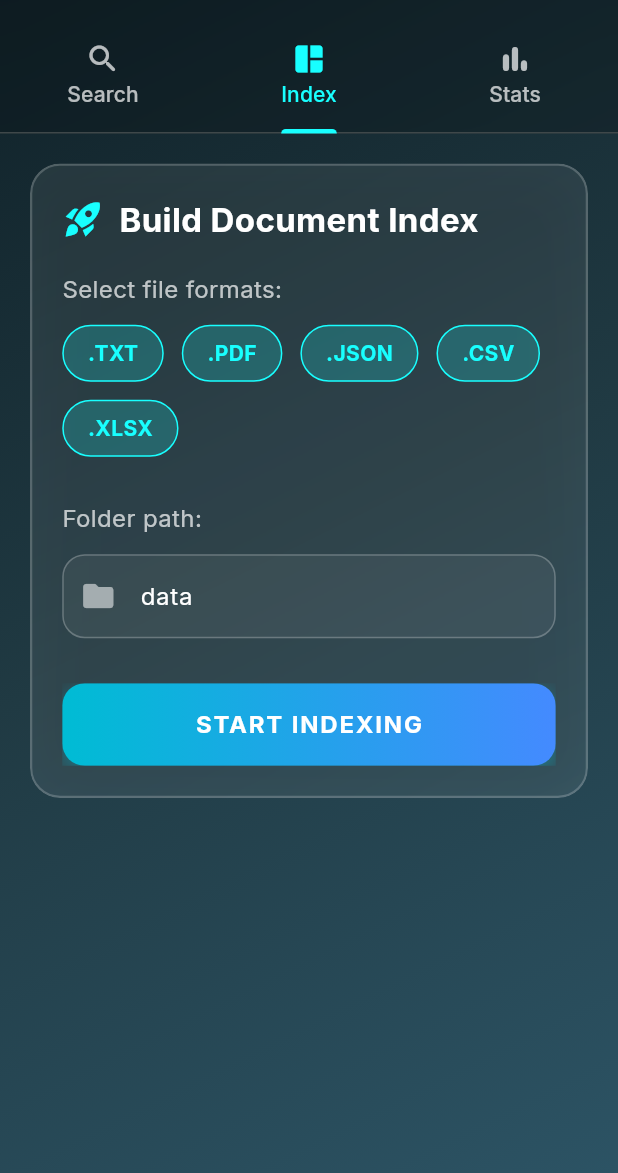
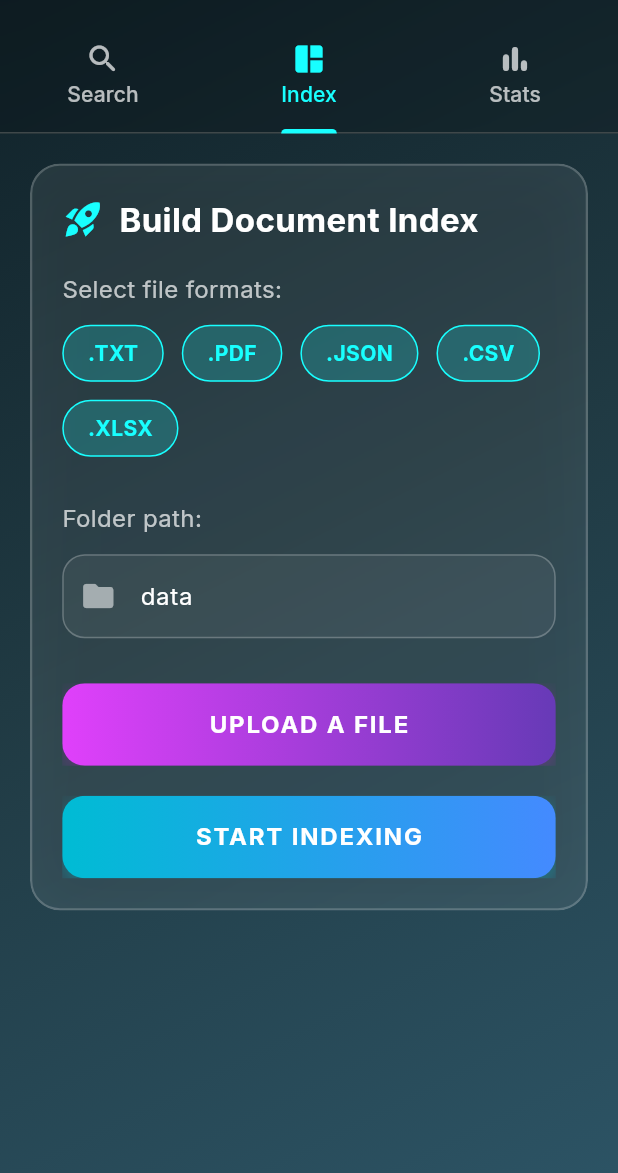
Before and after one commit to Alpha2005elhagary/Mini-search-engine, a Flutter app: the HomeView screen opened directly, tab 2 chosen, on a phone screen of 412 x 824 dp, the part 63-1236 px from its top. Run offline on Flutter 3.47's test engine with Material 3 defaults, Android fonts, the light colour scheme and no system bars; our stand-ins replace animate_do, file_picker, google_fonts, shared_preferences, supabase_flutter; accounts and stored records are empty; network calls fail.

Commit message:
Add file upload feature

```diff
--- a/mini_search_engine/lib/data/repositories/search_repository_impl.dart
+++ b/mini_search_engine/lib/data/repositories/search_repository_impl.dart
@@ -20,4 +20,9 @@ class SearchRepositoryImpl implements SearchRepository {
   Future<Map<String, dynamic>> buildIndex(List<String> formats, String folder) async {
     return await remoteDataSource.buildIndex(formats, folder);
   }
+
+  @override
+  Future<Map<String, dynamic>> uploadFile(String name, List<int> bytes) async {
+    return await remoteDataSource.uploadFile(name, bytes);
+  }
 }
--- a/mini_search_engine/lib/domain/repositories/search_repository.dart
+++ b/mini_search_engine/lib/domain/repositories/search_repository.dart
@@ -2,4 +2,5 @@ abstract class SearchRepository {
   Future<Map<String, dynamic>> search(String query, {String? dateFrom, String? dateTo, String? fileType});
   Future<Map<String, dynamic>> getStats();
   Future<Map<String, dynamic>> buildIndex(List<String> formats, String folder);
+  Future<Map<String, dynamic>> uploadFile(String name, List<int> bytes);
 }
--- a/mini_search_engine/lib/presentation/views/auth_view.dart
+++ b/mini_search_engine/lib/presentation/views/auth_view.dart
@@ -41,9 +41,13 @@ class _AuthViewState extends State<AuthView> {
       if (mounted && Supabase.instance.client.auth.currentSession != null) {
         Navigator.pushReplacement(context, MaterialPageRoute(builder: (_) => const HomeView()));
       }
+    } on AuthException catch (e) {
+      if (mounted) {
+        ScaffoldMessenger.of(context).showSnackBar(SnackBar(content: Text(e.message), backgroundColor: Colors.redAccent));
+      }
     } catch (e) {
       if (mounted) {
-        ScaffoldMessenger.of(context).showSnackBar(SnackBar(content: Text(e.toString()), backgroundColor: Colors.redAccent));
+        ScaffoldMessenger.of(context).showSnackBar(SnackBar(content: Text('An unexpected error occurred.'), backgroundColor: Colors.redAccent));
       }
     } finally {
       if (mounted) setState(() => _isLoading = false);
--- a/mini_search_engine/lib/presentation/views/tabs/index_tab.dart
+++ b/mini_search_engine/lib/presentation/views/tabs/index_tab.dart
@@ -1,6 +1,7 @@
 import 'package:flutter/material.dart';
 import 'package:provider/provider.dart';
 import 'package:animate_do/animate_do.dart';
+import 'package:file_picker/file_picker.dart';
 import '../../viewmodels/search_viewmodel.dart';
 import '../../widgets/glass_card.dart';
 
@@ -38,7 +39,13 @@ class _IndexTabState extends State<IndexTab> {
                 children: [
                   Icon(Icons.rocket_launch, color: Colors.cyanAccent, size: 28),
                   SizedBox(width: 10),
-                  Text('Build Document Index', style: TextStyle(color: Colors.white, fontSize: 22, fontWeight: FontWeight.bold)),
+                  Expanded(
+                    child: Text(
+                      'Build Document Index',
+                      style: TextStyle(color: Colors.white, fontSize: 22, fontWeight: FontWeight.bold),
+                      overflow: TextOverflow.ellipsis,
+                    ),
+                  ),
                 ],
               ),
               const SizedBox(height: 20),
@@ -114,6 +121,42 @@ class _IndexTabState extends State<IndexTab> {
                     shape: RoundedRectangleBorder(borderRadius: BorderRadius.circular(15)),
                     padding: EdgeInsets.zero,
                   ),
+                  onPressed: vm.isBuilding ? null : () async {
+                    FilePickerResult? result = await FilePicker.platform.pickFiles(withData: true);
+                    if (result != null) {
+                      final fileBytes = result.files.first.bytes;
+                      final fileName = result.files.first.name;
+                      if (fileBytes != null) {
+                        vm.uploadFile(fileName, fileBytes.toList());
+                      }
+                    }
+                  },
+                  child: Ink(
+                    decoration: BoxDecoration(
+                      gradient: const LinearGradient(colors: [Colors.purpleAccent, Colors.deepPurple]),
+                      borderRadius: BorderRadius.circular(15),
+                      boxShadow: [BoxShadow(color: Colors.purple.withOpacity(0.4), blurRadius: 10, offset: const Offset(0, 4))],
+                    ),
+                    child: Center(
+                      child: vm.isBuilding
+                          ? const SizedBox(width: 24, height: 24, child: CircularProgressIndicator(color: Colors.white, strokeWidth: 2))
+                          : const Text('UPLOAD A FILE', style: TextStyle(color: Colors.white, fontSize: 16, fontWeight: FontWeight.bold, letterSpacing: 1.2)),
+                    ),
+                  ),
+                ),
+              ),
+              const SizedBox(height: 20),
+
+              SizedBox(
+                width: double.infinity,
+                height: 55,
+                child: ElevatedButton(
+                  style: ElevatedButton.styleFrom(
+                    backgroundColor: Colors.transparent,
+                    shadowColor: Colors.transparent,
+                    shape: RoundedRectangleBorder(borderRadius: BorderRadius.circular(15)),
+                    padding: EdgeInsets.zero,
+                  ),
                   onPressed: vm.isBuilding ? null : () {
                     final formats = _buildFormats.entries.where((e) => e.value).map((e) => e.key).toList();
                     if (formats.isEmpty) {
--- a/mini_search_engine/lib/presentation/widgets/glass_card.dart
+++ b/mini_search_engine/lib/presentation/widgets/glass_card.dart
@@ -15,7 +15,8 @@ class GlassCard extends StatelessWidget {
 
   @override
   Widget build(BuildContext context) {
-    return ClipRRect(
+    return RepaintBoundary(
+      child: ClipRRect(
         borderRadius: BorderRadius.circular(20),
         child: BackdropFilter(
           filter: ImageFilter.blur(sigmaX: 15, sigmaY: 15),
@@ -37,6 +38,7 @@ class GlassCard extends StatelessWidget {
             child: child,
           ),
         ),
+      ),
     );
   }
 }
--- a/mini_search_engine/pubspec.yaml
+++ b/mini_search_engine/pubspec.yaml
@@ -40,6 +40,7 @@ dependencies:
   google_fonts: ^8.1.0
   animate_do: ^5.1.0
   shared_preferences: ^2.5.5
+  file_picker: ^11.0.2
 
 dev_dependencies:
   flutter_test:
```
Also changed, not shown: mini_search_engine/lib/data/datasources/search_remote_data_source.dart (+20 -0 lines), mini_search_engine/lib/presentation/viewmodels/search_viewmodel.dart (+23 -0 lines), mini_search_engine/lib/presentation/views/tabs/stats_tab.dart (+19 -0 lines), mini_search_engine/pubspec.lock, 2 other files. Lines whose indentation alone changed are shown as unchanged.
